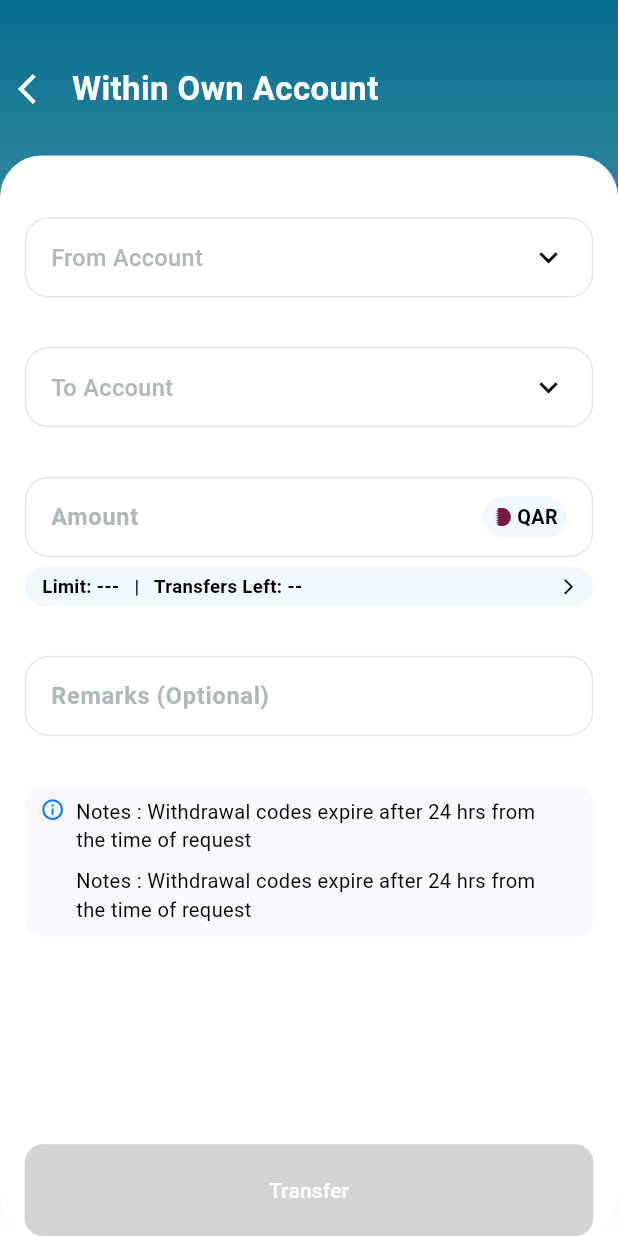
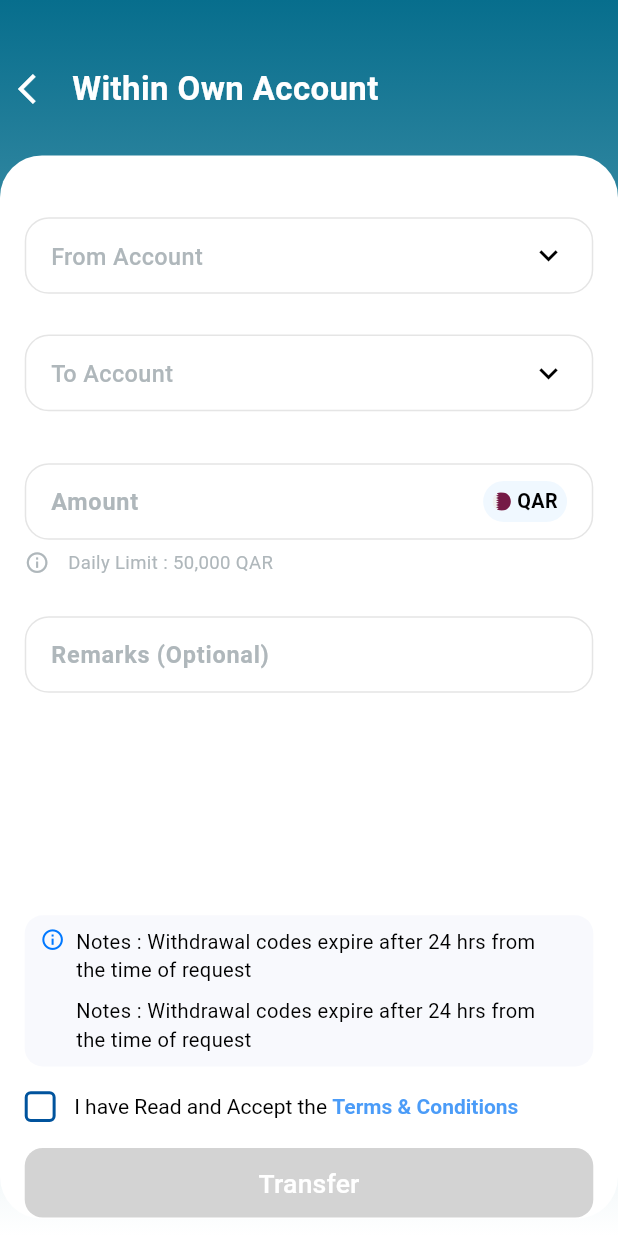
Before and after one commit to muhammedswalih11/transfer_section, a Flutter app: the WithinOwnAccountPage screen opened directly, on a phone screen of 412 x 824 dp. Run offline on Flutter 3.47's test engine with Material 3 defaults, Android fonts, the phone set to English and light mode, and no system bars; our stand-ins replace flutter_riverpod, flutter_svg.

Commit message:
feat: update form_page with latest changes

```diff
--- a/lib/core/utils/colors.dart
+++ b/lib/core/utils/colors.dart
@@ -79,6 +79,7 @@ class DefaultColors {
   static const Color black06 = Color(0xFF060606);
   static const Color black51 = Color(0xFF515151);
 
+  static const Color graylight = Color(0xFFD3D3D3);
   static const Color grayCA = Color(0xFFCACACA);
   static const Color grayF3 = Color(0xFFE0EAF3);
   static const Color grayF8 = Color(0xFFF8F8F8);
--- a/lib/features/own_flow_page/presentation/pages/confirm_page.dart
+++ b/lib/features/own_flow_page/presentation/pages/confirm_page.dart
@@ -120,7 +120,7 @@ class _ConfirmPageState extends State<ConfirmPage> {
                           style: ElevatedButton.styleFrom(
                             backgroundColor: DefaultColors.dashboarddarkBlue,
                             padding: EdgeInsets.symmetric(
-                              vertical: screenHeight * 0.02,
+                              vertical: screenHeight * 0.013,
                             ),
                             shape: RoundedRectangleBorder(
                               borderRadius: BorderRadius.circular(12),
@@ -131,7 +131,8 @@ class _ConfirmPageState extends State<ConfirmPage> {
                             'Transfer',
                             style: TextStyle(
                               color: DefaultColors.white,
-                              fontSize: screenWidth * 0.035,
+                              fontSize: screenWidth * 0.043,
+                              fontWeight: FontWeight.w400,
                             ),
                           ),
                         ),
--- a/lib/features/own_flow_page/presentation/pages/within_own_account_page.dart
+++ b/lib/features/own_flow_page/presentation/pages/within_own_account_page.dart
@@ -40,7 +40,6 @@ class WithinOwnAccountPage extends ConsumerWidget {
             ],
           ),
         ),
-        child: SafeArea(
         child: Column(
           children: [
             Row(
@@ -64,6 +63,7 @@ class WithinOwnAccountPage extends ConsumerWidget {
             ),
             SizedBox(height: screenHeight * 0.025),
             Expanded(
+              child: SingleChildScrollView(
                 child: Container(
                   width: screenWidth,
                   padding: EdgeInsets.only(
@@ -77,8 +77,7 @@ class WithinOwnAccountPage extends ConsumerWidget {
                   ),
                   child: Column(
                     children: [
-                      SingleChildScrollView(
-                        child: Column(
+                      Column(
                         crossAxisAlignment: CrossAxisAlignment.start,
                         children: [
                           SelectAccountField(
@@ -98,8 +97,7 @@ class WithinOwnAccountPage extends ConsumerWidget {
                                 ),
                                 builder: (_) {
                                   return AccountPickerSheet(
-                                      disabledAccountId:
-                                          selectedToAccount?['id'],
+                                    disabledAccountId: selectedToAccount?['id'],
 
                                     title: "Select From Account",
                                     subtitle:
@@ -124,7 +122,7 @@ class WithinOwnAccountPage extends ConsumerWidget {
                           ),
 
                           SizedBox(
-                              height: screenHeight * 0.016,
+                            height: screenHeight * 0.017,
                             child: selectedFromAccount == null
                                 ? null
                                 : Padding(
@@ -141,7 +139,7 @@ class WithinOwnAccountPage extends ConsumerWidget {
                                     ),
                                   ),
                           ),
-                            SizedBox(height: screenHeight * 0.024),
+                          SizedBox(height: screenHeight * 0.016),
                           SelectAccountField(
                             label: 'To Account',
 
@@ -181,7 +179,7 @@ class WithinOwnAccountPage extends ConsumerWidget {
                             },
                             onOptionSelected: (_) {},
                           ),
-                            SizedBox(height: screenHeight * 0.040),
+                          SizedBox(height: screenHeight * 0.042),
                           AmountFiled(),
                           SizedBox(height: screenHeight * 0.008),
                           LimitInfoTile(
@@ -198,25 +196,23 @@ class WithinOwnAccountPage extends ConsumerWidget {
                               );
                             },
                           ),
-                            SizedBox(height: screenHeight * 0.040),
+                          SizedBox(height: screenHeight * 0.032),
                           RemarksField(),
-                            SizedBox(height: screenHeight * 0.040),
+                          SizedBox(height: screenHeight * 0.18),
                           InfoNote(),
+                          SizedBox(height: screenHeight * 0.02),
+                          TermsAndConditionsCheckbox(),
+                          SizedBox(height: screenHeight * 0.02),
+                          SizedBox(
+                            width: screenWidth,
 
-                            SizedBox(height: screenHeight * 0.12),
-                          ],
-                        ),
-                      ),
-                      Spacer(),
-                      SizedBox(
-                        width: double.infinity,
                             child: ElevatedButton(
                               onPressed: () {},
                               style: ElevatedButton.styleFrom(
-                            backgroundColor: Color(0xFFD3D3D3),
+                                backgroundColor: DefaultColors.graylight,
 
                                 padding: EdgeInsets.symmetric(
-                              vertical: screenWidth * 0.050,
+                                  vertical: screenHeight * 0.013,
                                 ),
                                 shape: RoundedRectangleBorder(
                                   borderRadius: BorderRadius.circular(12),
@@ -225,18 +221,23 @@ class WithinOwnAccountPage extends ConsumerWidget {
                               ),
                               child: Text(
                                 'Transfer',
-                            style: TextStyle(color: DefaultColors.white),
+                                style: TextStyle(
+                                  color: DefaultColors.white,
+                                  fontSize: screenWidth * 0.043,
+                                ),
+                              ),
+                            ),
+                          ),
+                        ],
+                      ),
+                    ],
+                  ),
                 ),
               ),
             ),
           ],
         ),
       ),
-              ),
-            ],
-          ),
-        ),
-      ),
     );
   }
 }
--- a/lib/features/own_flow_page/presentation/widgets/account_picker_sheet.dart
+++ b/lib/features/own_flow_page/presentation/widgets/account_picker_sheet.dart
@@ -35,7 +35,7 @@ class AccountPickerSheet extends StatelessWidget {
     final screenWidth = mediaQuery.size.width;
     final screenHeight = mediaQuery.size.height;
     return Container(
-      padding: const EdgeInsets.all(20),
+      padding: EdgeInsets.all(screenWidth * 0.05),
       decoration: const BoxDecoration(
         color: Colors.white,
         borderRadius: BorderRadius.vertical(top: Radius.circular(22)),
@@ -47,7 +47,7 @@ class AccountPickerSheet extends StatelessWidget {
             height: screenHeight * 0.006,
             width: screenWidth * 0.12,
             decoration: BoxDecoration(
-              color: const Color.fromARGB(255, 238, 240, 255),
+              color: DefaultColors.graylight,
               borderRadius: BorderRadius.circular(50),
             ),
             margin: const EdgeInsets.only(bottom: 14),
--- a/lib/features/own_flow_page/presentation/widgets/amount_filed.dart
+++ b/lib/features/own_flow_page/presentation/widgets/amount_filed.dart
@@ -14,7 +14,7 @@ class AmountFiled extends StatelessWidget {
       children: [
         Expanded(
           child: Container(
-            height: screenHeight * 0.065,
+            height: screenHeight * 0.062,
             padding: EdgeInsets.symmetric(horizontal: screenWidth * 0.04),
             decoration: BoxDecoration(
               color: DefaultColors.white,
--- a/lib/features/own_flow_page/presentation/widgets/limit_bottomsheet.dart
+++ b/lib/features/own_flow_page/presentation/widgets/limit_bottomsheet.dart
@@ -30,7 +30,7 @@ class LimitsBottomSheet extends StatelessWidget {
               height: screenHeight * 0.006,
               width: screenWidth * 0.12,
               decoration: BoxDecoration(
-                color: const Color.fromARGB(255, 195, 196, 204),
+                color: DefaultColors.graylight,
                 borderRadius: BorderRadius.circular(50),
               ),
               margin: const EdgeInsets.only(bottom: 14),
--- a/lib/features/own_flow_page/presentation/widgets/limit_info-tile.dart
+++ b/lib/features/own_flow_page/presentation/widgets/limit_info-tile.dart
@@ -11,37 +11,23 @@ class LimitInfoTile extends StatelessWidget {
     final mediaQuery = MediaQuery.of(context);
     final screenWidth = mediaQuery.size.width;
     final screenHeight = mediaQuery.size.height;
-    return GestureDetector(
-      onTap: onTap,
-      child: Container(
-        padding: EdgeInsets.only(
-          top: screenHeight * 0.005,
-          bottom: screenHeight * 0.005,
-          left: screenWidth * 0.028,
-          right: screenWidth * 0.025,
-        ),
-        decoration: BoxDecoration(
-          color: DefaultColors.lightblue1,
-          borderRadius: BorderRadius.circular(16),
-        ),
+    return SizedBox(
       child: Row(
         children: [
+          Icon(
+            Icons.info_outline,
+            color: DefaultColors.grayMedBase,
+            size: screenWidth * 0.04,
+          ),
+          SizedBox(width: screenWidth * 0.03),
           Text(
-              "Limit: ---   |   Transfers Left: --",
+            'Daily Limit : 50,000 QAR',
             style: TextStyle(
-                fontSize: screenWidth * 0.030,
-                fontWeight: FontWeight.w600,
-                color: DefaultColors.black,
+              fontSize: screenHeight * 0.015,
+              color: DefaultColors.grayMedBase,
             ),
           ),
-            Spacer(),
-            Icon(
-              Icons.arrow_forward_ios,
-              size: screenWidth * 0.03,
-              color: DefaultColors.black,
-            ),
         ],
-        ),
       ),
     );
   }
--- a/lib/features/own_flow_page/presentation/widgets/remarks_field.dart
+++ b/lib/features/own_flow_page/presentation/widgets/remarks_field.dart
@@ -10,7 +10,7 @@ class RemarksField extends StatelessWidget {
     final screenWidth = mediaQuery.size.width;
     final screenHeight = mediaQuery.size.height;
     return Container(
-      height: screenHeight * 0.065,
+      height: screenHeight * 0.062,
       padding: EdgeInsets.symmetric(horizontal: screenWidth * 0.04),
       decoration: BoxDecoration(
         color: DefaultColors.white,
--- a/lib/features/own_flow_page/presentation/widgets/select_account_field.dart
+++ b/lib/features/own_flow_page/presentation/widgets/select_account_field.dart
@@ -31,7 +31,7 @@ class SelectAccountField extends StatelessWidget {
       crossAxisAlignment: CrossAxisAlignment.start,
       children: [
         Container(
-          height: screenHeight * 0.065,
+          height: screenHeight * 0.062,
           padding: EdgeInsets.symmetric(horizontal: screenWidth * 0.04),
           decoration: BoxDecoration(
             color: DefaultColors.white,
--- a/lib/features/own_flow_page/presentation/widgets/terms_and_conditions_checkbox.dart
+++ b/lib/features/own_flow_page/presentation/widgets/terms_and_conditions_checkbox.dart
@@ -23,12 +23,16 @@ class TermsAndConditionsCheckbox extends ConsumerWidget {
             width: screenWidth * 0.05,
             height: screenWidth * 0.05,
             decoration: BoxDecoration(
-              shape: BoxShape.circle,
-              color: isAccepted ? DefaultColors.white : Colors.transparent,
+              color: isAccepted ? DefaultColors.blue9D : Colors.white,
+              borderRadius: BorderRadius.circular(4),
               border: Border.all(color: DefaultColors.blue9D, width: 2),
             ),
             child: isAccepted
-                ? Icon(Icons.circle, color: DefaultColors.blue88, size: 16)
+                ? Icon(
+                    Icons.check,
+                    color: DefaultColors.white,
+                    size: screenWidth * 0.04,
+                  )
                 : null,
           ),
         ),
@@ -39,17 +43,17 @@ class TermsAndConditionsCheckbox extends ConsumerWidget {
               style: TextStyle(fontSize: 14, color: DefaultColors.black51),
               children: [
                 TextSpan(
-                  text: 'I accept the ',
+                  text: 'I have Read and Accept the ',
                   style: TextStyle(
                     color: DefaultColors.black,
                     fontWeight: FontWeight.w400,
                   ),
                 ),
                 TextSpan(
-                  text: 'Terms and Conditions',
+                  text: 'Terms & Conditions',
                   style: TextStyle(
-                    color: DefaultColors.blue9D,
-                    decoration: TextDecoration.underline,
+                    color: DefaultColors.flatblue,
+                    fontWeight: FontWeight.w600,
                   ),
                 ),
               ],
--- a/lib/main.dart
+++ b/lib/main.dart
@@ -19,7 +19,7 @@ class MyApp extends StatelessWidget {
       theme: ThemeData(
         colorScheme: ColorScheme.fromSeed(seedColor: Colors.deepPurple),
       ),
-      home: ConfirmPage(),
+      home: WithinOwnAccountPage(),
     );
   }
 }
```
Also changed, not shown: lib/features/own_flow_page/presentation/widgets/bottom_button.dart (deleted, +0 -42 lines), lib/features/own_flow_page/presentation/widgets/share_as_popup.dart (added, +128 -0 lines), lib/features/own_flow_page/presentation/widgets/success_popup.dart (+22 -7 lines). Lines whose indentation alone changed are shown as unchanged.
